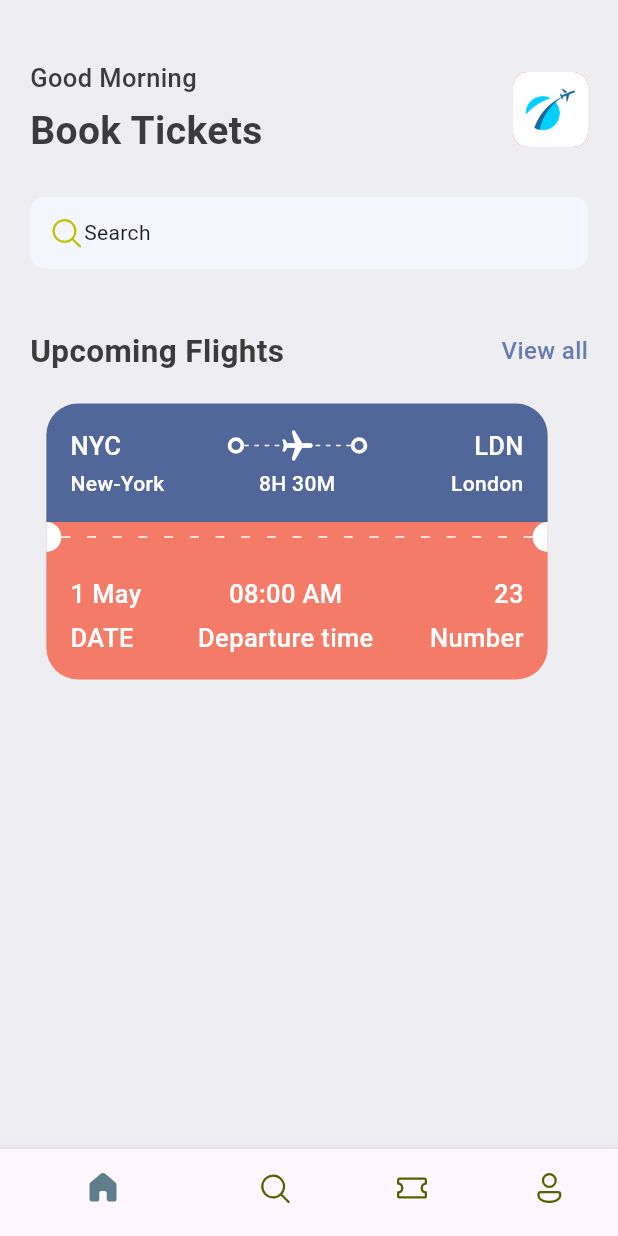
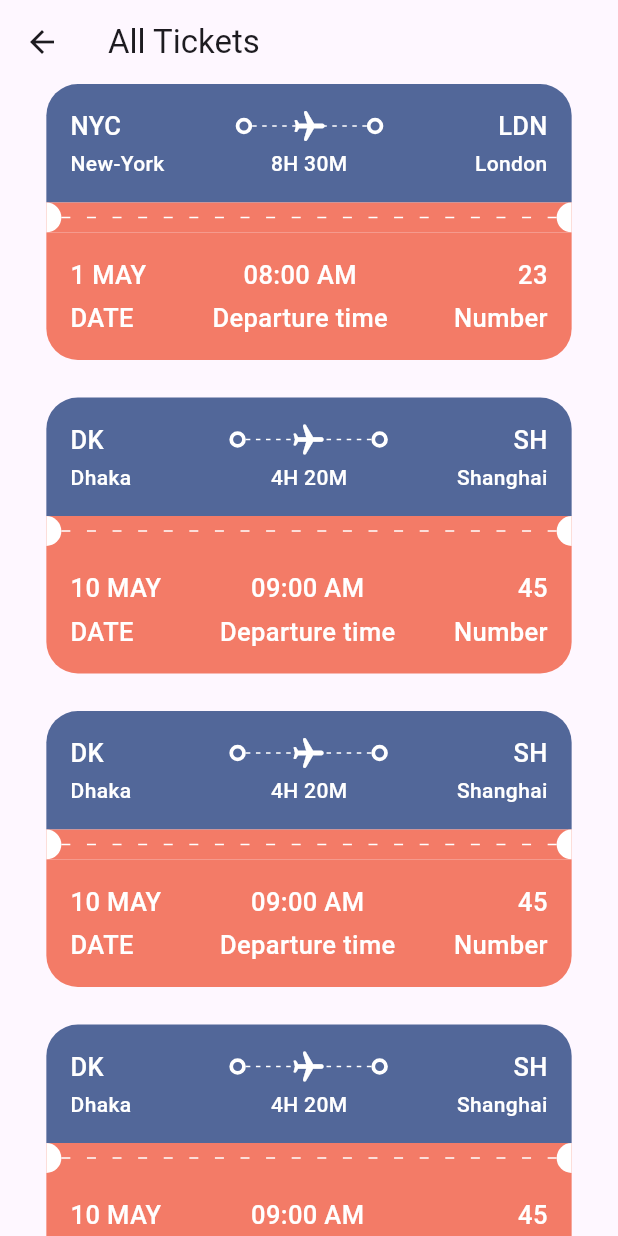
Before and after one commit to alperyun50/ticket_app, a Flutter app: the screen it shows after launch, after a tap on "View all", on a phone screen of 412 x 824 dp. Run offline on Flutter 3.47's test engine with Material 3 defaults, Android fonts, the phone set to English and light mode, and no system bars; our stand-ins replace fluentui_icons.

Commit message:
all tickets screen and data added

```diff
--- a/lib/base/utils/all_json.dart
+++ b/lib/base/utils/all_json.dart
@@ -27,6 +27,91 @@ List<Map<String, dynamic>> ticketList = [
     'departure_time':"09:00 AM",
     "number":45
   },
+  {
+    'from': {
+      'code':"DK",
+      'name':"Dhaka"
+    },
+    'to': {
+      'code':"SH",
+      'name':"Shanghai"
+    },
+    'flying_time': '4H 20M',
+    'date': "10 MAY",
+    'departure_time':"09:00 AM",
+    "number":45
+  },
+  {
+    'from': {
+      'code':"DK",
+      'name':"Dhaka"
+    },
+    'to': {
+      'code':"SH",
+      'name':"Shanghai"
+    },
+    'flying_time': '4H 20M',
+    'date': "10 MAY",
+    'departure_time':"09:00 AM",
+    "number":45
+  },
+  {
+    'from': {
+      'code':"DK",
+      'name':"Dhaka"
+    },
+    'to': {
+      'code':"SH",
+      'name':"Shanghai"
+    },
+    'flying_time': '4H 20M',
+    'date': "10 MAY",
+    'departure_time':"09:00 AM",
+    "number":45
+  },
+  {
+    'from': {
+      'code':"DK",
+      'name':"Dhaka"
+    },
+    'to': {
+      'code':"SH",
+      'name':"Shanghai"
+    },
+    'flying_time': '4H 20M',
+    'date': "10 MAY",
+    'departure_time':"09:00 AM",
+    "number":45
+  },
+  {
+    'from': {
+      'code':"DK",
+      'name':"Dhaka"
+    },
+    'to': {
+      'code':"SH",
+      'name':"Shanghai"
+    },
+    'flying_time': '4H 20M',
+    'date': "10 MAY",
+    'departure_time':"09:00 AM",
+    "number":45
+  },
+  {
+    'from': {
+      'code':"DK",
+      'name':"Dhaka"
+    },
+    'to': {
+      'code':"SH",
+      'name':"Shanghai"
+    },
+    'flying_time': '4H 20M',
+    'date': "10 MAY",
+    'departure_time':"09:00 AM",
+    "number":45
+  },
+
 ];
 class AppRoutes{
 
--- a/lib/base/widgets/app_double_text.dart
+++ b/lib/base/widgets/app_double_text.dart
@@ -1,10 +1,15 @@
 import 'package:flutter/material.dart';
 import 'package:ticket_app/base/res/styles/app_styles.dart';
+import 'package:ticket_app/base/utils/all_json.dart';
+import 'package:ticket_app/screens/all_tickets.dart';
 
 class AppDoubleText extends StatelessWidget {
-  const AppDoubleText({super.key, required this.bigText, required this.smallText});
+
   final String bigText;
   final String smallText;
+  final VoidCallback func;
+
+  const AppDoubleText({super.key, required this.bigText, required this.smallText, required this.func});
 
   @override
   Widget build(BuildContext context) {
@@ -14,9 +19,7 @@ class AppDoubleText extends StatelessWidget {
       children: [
         Text(bigText, style:AppStyles.headLineStyle2),
         InkWell(
-          onTap:(){
-
-          },
+          onTap: func,
           child:Text(smallText, style: AppStyles.textStyle.copyWith(
             color: AppStyles.primaryColor
           )),
--- a/lib/base/widgets/ticket_view.dart
+++ b/lib/base/widgets/ticket_view.dart
@@ -10,7 +10,10 @@ import 'package:ticket_app/base/widgets/text_style_fourth.dart';
 import 'package:ticket_app/base/widgets/text_style_third.dart';
 
 class TicketView extends StatelessWidget {
-  const TicketView({super.key});
+  final Map<String, dynamic> ticket;
+  final bool wholeScreen;
+
+  const TicketView({super.key, required this.ticket, this.wholeScreen = false});
 
   @override
   Widget build(BuildContext context) {
@@ -21,7 +24,7 @@ class TicketView extends StatelessWidget {
       width: size.width * 0.85,
       height: 189,
       child: Container(
-        margin: EdgeInsets.only(right: 16),
+        margin: EdgeInsets.only(right: wholeScreen == true ? 0 : 16),
 
         child: Column(
           children: [
@@ -40,9 +43,10 @@ class TicketView extends StatelessWidget {
                   // shows departure and destination with icons first line
                   Row(
                     children: [
-                      TextStyleThird(text: "NYC"),
+                      TextStyleThird(text: ticket["from"]["code"]),
                       Expanded(child: Container()),
                       BigDot(),
+                      // ticket flying icon
                       Expanded(
                         child: Stack(
                           children: [
@@ -65,7 +69,7 @@ class TicketView extends StatelessWidget {
                       ),
                       BigDot(),
                       Expanded(child: Container()),
-                      TextStyleThird(text: "LDN"),
+                      TextStyleThird(text: ticket["to"]["code"]),
                     ],
                   ),
 
@@ -75,14 +79,14 @@ class TicketView extends StatelessWidget {
                     children: [
                       SizedBox(
                         width: 100,
-                        child: TextStyleFourth(text: "New-York"),
+                        child: TextStyleFourth(text: ticket["from"]["name"]),
                       ),
                       Expanded(child: Container()),
-                      TextStyleFourth(text: "8H 30M"),
+                      TextStyleFourth(text: ticket["flying_time"]),
                       Expanded(child: Container()),
                       SizedBox(
                         width: 100,
-                        child: TextStyleFourth(text: "London", align: TextAlign.end,),
+                        child: TextStyleFourth(text: ticket["to"]["name"], align: TextAlign.end,),
                      ),
                     ],
                   ),
@@ -122,17 +126,17 @@ class TicketView extends StatelessWidget {
                     mainAxisAlignment: MainAxisAlignment.spaceBetween,
                     children: [
                       AppColumnTextLayout(
-                        topText: "1 May",
+                        topText: ticket["date"],
                         bottomText: "DATE",
                         alignment: CrossAxisAlignment.start,
                       ),
                       AppColumnTextLayout(
-                        topText: "08:00 AM",
+                        topText: ticket["departure_time"],
                         bottomText: "Departure time",
                         alignment: CrossAxisAlignment.center,
                       ),
                       AppColumnTextLayout(
-                        topText: "23",
+                        topText: ticket["number"].toString(),
                         bottomText: "Number",
                         alignment: CrossAxisAlignment.end,
                       ),
--- a/lib/main.dart
+++ b/lib/main.dart
@@ -1,5 +1,6 @@
 import 'package:flutter/material.dart';
 import 'package:ticket_app/base/bottom_nav_bar.dart';
+import 'package:ticket_app/screens/all_tickets.dart';
 
 void main() {
   runApp(const MyApp());
@@ -30,9 +31,11 @@ class MyApp extends StatelessWidget {
       //   colorScheme: ColorScheme.fromSeed(seedColor: Colors.deepPurple),
       // ),
       debugShowCheckedModeBanner: false,
-      home: BottomNavBar(
 
-      )
+      routes: {
+        "/" : (context) => BottomNavBar(),
+        "/all_tickets" : (context) => AllTickets(),
+      },
     );
   }
 }
--- /dev/null
+++ b/lib/screens/all_tickets.dart
@@ -0,0 +1,31 @@
+import 'package:flutter/material.dart';
+import 'package:ticket_app/base/utils/all_json.dart';
+import 'package:ticket_app/base/widgets/ticket_view.dart';
+
+class AllTickets extends StatelessWidget {
+  const AllTickets({super.key});
+
+  @override
+  Widget build(BuildContext context) {
+    return Scaffold(
+      appBar: AppBar(
+        title: const Text("All Tickets"),
+      ),
+      body: ListView(
+        children: [
+          SingleChildScrollView(
+            child: Column(
+              children: ticketList.map((singleTicket) =>
+                            Container(
+                              margin: EdgeInsets.only(bottom: 20),
+                              child: TicketView(ticket: singleTicket, wholeScreen: true,),
+                            )
+                        ).toList(),
+
+            ),
+          ),
+        ],
+      ),
+    );
+  }
+}
--- a/lib/screens/home_screen.dart
+++ b/lib/screens/home_screen.dart
@@ -2,6 +2,7 @@ import 'package:fluentui_icons/fluentui_icons.dart';
 import 'package:flutter/material.dart';
 import 'package:ticket_app/base/res/media.dart';
 import 'package:ticket_app/base/res/styles/app_styles.dart';
+import 'package:ticket_app/base/utils/all_json.dart';
 import 'package:ticket_app/base/widgets/app_double_text.dart';
 import 'package:ticket_app/base/widgets/ticket_view.dart';
 
@@ -67,9 +68,27 @@ class HomeScreen extends StatelessWidget {
                 )
               ),
               SizedBox(height: 40,),
-              AppDoubleText(bigText: "Upcoming Flights", smallText: "View all",),
+              AppDoubleText(
+                bigText: "Upcoming Flights",
+                smallText: "View all",
+                func: () => Navigator.pushNamed(context, AppRoutes.allTickets),
+              ),
               SizedBox(height: 20,),
-              TicketView()
+              SingleChildScrollView(
+                scrollDirection: Axis.horizontal,
+                child: Row(
+                  children:
+                    ticketList.take(2).map((singleTicket) =>
+                         TicketView(ticket: singleTicket)).toList(),
+
+                )
+              ),
+              SizedBox(height: 40,),
+              AppDoubleText(
+                bigText: "Hotels",
+                smallText: "View all",
+                func: () => Navigator.pushNamed(context, AppRoutes.allHotels),
+              ),
             ],
             ),
           ),
```
